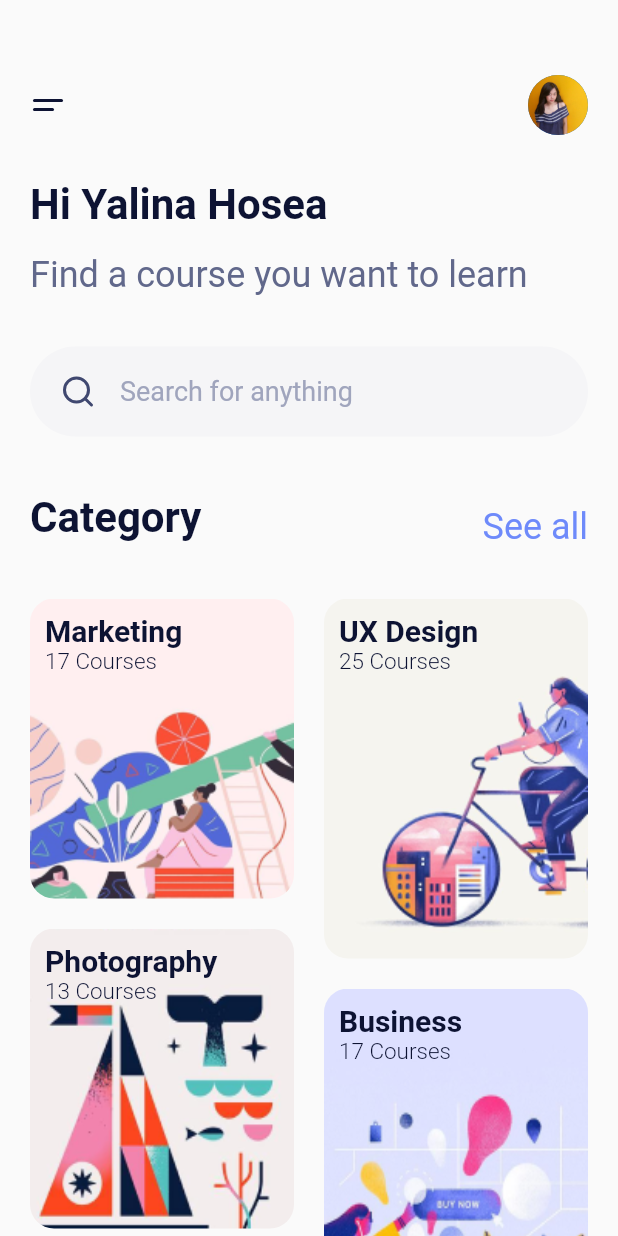
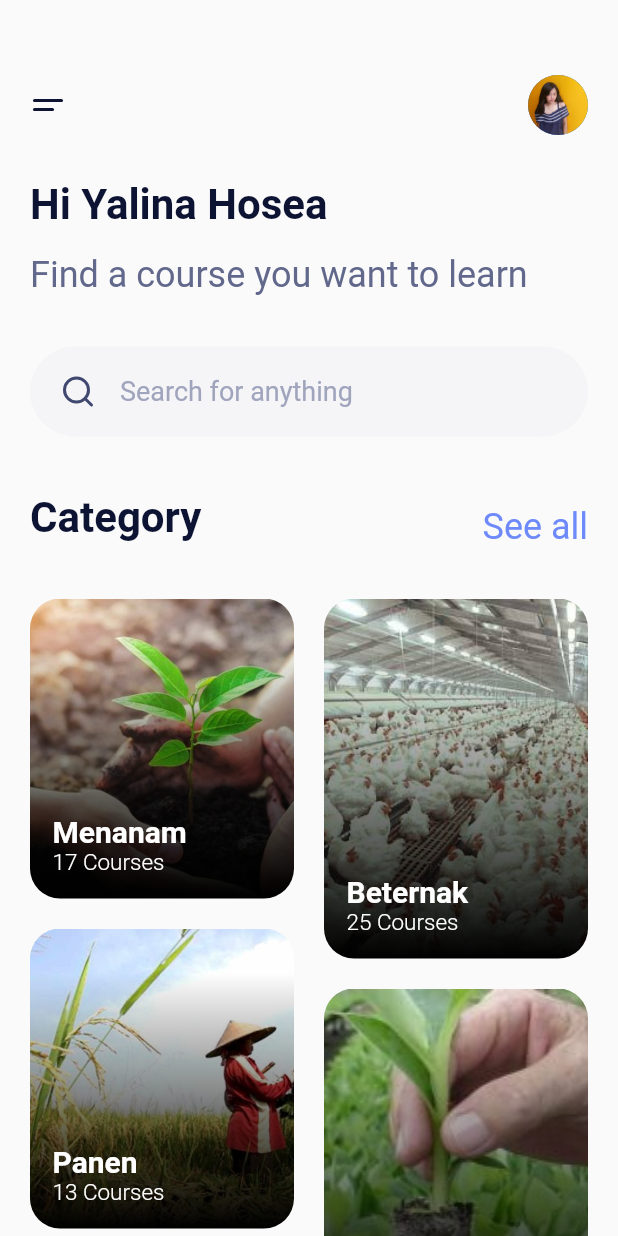
Before and after one commit to YalinaHosea/Online_course, a Flutter app: the HomeScreen screen opened directly, on a phone screen of 412 x 824 dp. Run offline on Flutter 3.47's test engine with Material 2 defaults, Android fonts, the phone set to English and light mode, and no system bars; our stand-ins replace flutter_svg.

```diff
--- a/lib/models/category.dart
+++ b/lib/models/category.dart
@@ -1,22 +1,40 @@
 class Category {
+  final int idKategori;
   final String name;
   final int numOfCourses;
   final String image;
 
-  Category(this.name, this.numOfCourses, this.image);
+  Category(this.idKategori, this.name, this.numOfCourses, this.image);
 }
 
 List<Category> categories = categoriesData
-    .map((item) => Category(item["name"], item["courses"], item["image"]))
+    .map((item) => Category(
+        item["idKategori"], item["name"], item["courses"], item["image"]))
     .toList();
 
 var categoriesData = [
-  {"name": "Marketing", "courses": 17, "image": "assets/images/marketing.png"},
-  {"name": "UX Design", "courses": 25, "image": "assets/images/ux_design.png"},
   {
-    "name": "Photography",
+    "idKategori": 1,
+    "name": "Menanam",
+    "courses": 17,
+    "image": "assets/images/menanam.jpeg"
+  },
+  {
+    "idKategori": 2,
+    "name": "Beternak",
+    "courses": 25,
+    "image": "assets/images/beternak-ayam-potong.jpg"
+  },
+  {
+    "idKategori": 3,
+    "name": "Panen",
     "courses": 13,
-    "image": "assets/images/photography.png"
+    "image": "assets/images/panen.jpg"
   },
-  {"name": "Business", "courses": 17, "image": "assets/images/business.png"},
+  {
+    "idKategori": 4,
+    "name": "Kawin Silang",
+    "courses": 17,
+    "image": "assets/images/kawinsilangtanaman.jpeg"
+  },
 ];
--- a/lib/screens/home_screens.dart
+++ b/lib/screens/home_screens.dart
@@ -3,7 +3,7 @@ import 'package:flutter_staggered_grid_view/flutter_staggered_grid_view.dart';
 import 'package:flutter_svg/flutter_svg.dart';
 import 'package:online_course/constants.dart';
 import 'package:online_course/models/category.dart';
-import 'package:online_course/screens/details_screens.dart';
+import 'package:online_course/screens/topik_screens.dart';
 
 class HomeScreen extends StatelessWidget {
   @override
@@ -68,37 +68,64 @@ class HomeScreen extends StatelessWidget {
                   crossAxisSpacing: 20,
                   mainAxisSpacing: 20,
                   itemBuilder: (context, index) {
-                    return GestureDetector(
-                      onTap: () => Navigator.push(context,
-                          MaterialPageRoute(builder: (_) => DetailsScreen())),
+                    return Stack(
+                      children: <Widget>[
+                        ClipRRect(
+                          borderRadius: BorderRadius.all(Radius.circular(20.0)),
+                          child: ShaderMask(
+                            shaderCallback: (rect) {
+                              return LinearGradient(
+                                begin: Alignment.topCenter,
+                                end: Alignment.bottomCenter,
+                                colors: [Colors.transparent, Colors.black],
+                              ).createShader(Rect.fromLTRB(
+                                  0, 30, rect.width, rect.height));
+                            },
+                            blendMode: BlendMode.darken,
+                            child: GestureDetector(
+                              onTap: () => Navigator.push(
+                                  context,
+                                  MaterialPageRoute(
+                                      builder: (_) => TopikScreen(
+                                            category: categories[index],
+                                          ))),
                               child: Container(
                                 height: index.isEven ? 200 : 240,
                                 decoration: BoxDecoration(
                                   borderRadius: BorderRadius.circular(16),
                                   image: DecorationImage(
                                     image: AssetImage(categories[index].image),
-                            fit: BoxFit.fill,
+                                    fit: BoxFit.cover,
                                   ),
                                 ),
-                        child: Padding(
-                          padding: const EdgeInsets.all(10.0),
+                              ),
+                            ),
+                          ),
+                        ),
+                        Positioned(
+                          //hanya bisa ada di anak nya stack
+                          bottom: 15,
+                          left: 15,
                           child: Column(
                             crossAxisAlignment: CrossAxisAlignment.start,
                             children: <Widget>[
                               Text(
                                 categories[index].name,
-                                style: kTitleTextStyle,
+                                style: kTitleTextStyle.copyWith(
+                                    color: Colors.white),
                               ),
                               Text(
                                 categories[index].numOfCourses.toString() +
                                     ' Courses',
                                 style: kSubtitleTextStyle.copyWith(
-                                    fontSize: 15, fontWeight: FontWeight.w300),
+                                    color: Colors.white,
+                                    fontSize: 15,
+                                    fontWeight: FontWeight.w300),
                               ),
                             ],
                           ),
                         ),
-                      ),
+                      ],
                     );
                   },
                   staggeredTileBuilder: (index) => StaggeredTile.fit(1)),
```
Also changed, not shown: lib/models/topik.dart (added, +90 -0 lines), lib/screens/topik_screens.dart (added, +75 -0 lines), assets/images/alat.jpg (added), assets/images/beliternak.jpg (added), assets/images/benih.jpg (added), assets/images/beternak-ayam-potong.jpg (added), assets/images/harga.jpg (added), assets/images/kawinsilangtanaman.jpeg (added), assets/images/lahan.JPG (added), assets/images/lokasi.jpg (added), assets/images/menanam.jpeg (added), assets/images/menggali.jpg (added), assets/images/paket.jpg (added), assets/images/panen.jpg (added), 4 more files. Lines whose indentation alone changed are shown as unchanged.
